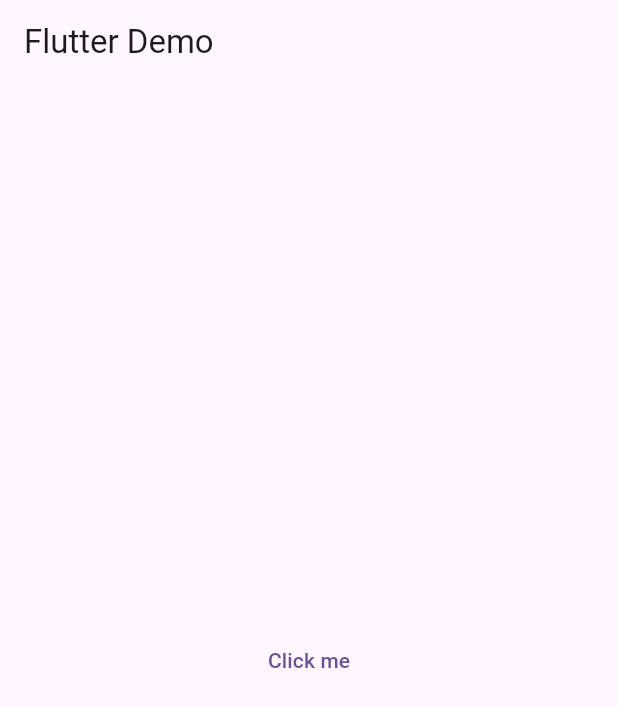
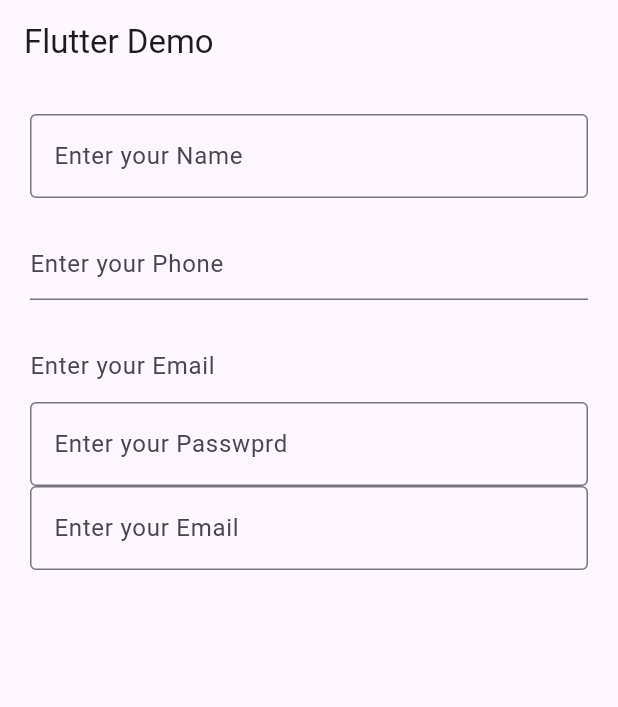
Before and after one commit to alamin0x1/Alert-Dialog-in-Flutter, a Flutter app: the screen it shows after launch, on a phone screen of 412 x 824 dp. Shown: the top 707 px of the screen. Run offline on Flutter 3.47's test engine with Material 2 defaults, Android fonts, the phone set to English and light mode, and no system bars.

Commit message:
TextField

```diff
--- a/lib/main.dart
+++ b/lib/main.dart
@@ -12,11 +12,8 @@ class MyApp extends StatelessWidget {
   Widget build(BuildContext context) {
     return MaterialApp(
       debugShowCheckedModeBanner: false,
-      title: 'Flutter Demo',
-      theme: ThemeData(
-        primarySwatch: Colors.blue,
-        useMaterial3: true
-      ),
+      title: 'InputText',
+      theme: ThemeData(primarySwatch: Colors.blue, useMaterial3: true),
       home: const MyHomePage(title: 'Flutter Demo'),
     );
   }
@@ -38,27 +35,69 @@ class _MyHomePageState extends State<MyHomePage> {
       appBar: AppBar(
         title: Text(widget.title),
       ),
-      body: Center(
-          child: TextButton(
-        child: Text("Click me"),
-        onPressed: () => showDialog(
-            context: context,
-            builder: (BuildContext context) => AlertDialog(
-                  title: const Text("Subscipt Channel"),
-                  content: const Text("Are you wnat to subscipt this channel"),
-                  actions: [
-                    TextButton(
-                        onPressed: () => Navigator.pop(context, "Cancle"),
-                        child:const Text("Cancel")),
+      body: Container(
+        padding: EdgeInsets.all(20.0),
+        child: Column(
+          children: [
+            TextField(
+              decoration: InputDecoration(
+                  border: OutlineInputBorder(), hintText: "Enter your Name"),
+              keyboardType: TextInputType.name,
+            ),
+            SizedBox(
+              height: 20,
+            ),
+            TextFormField(
+              decoration: InputDecoration(
+                  border: UnderlineInputBorder(), hintText: "Enter your Phone"),
+              keyboardType: TextInputType.number,
+            ),
+            SizedBox(
+              height: 20,
+            ),
+            TextFormField(
+              decoration: InputDecoration(
+                  border: InputBorder.none, hintText: "Enter your Email"),
+              keyboardType: TextInputType.emailAddress,
+            ),
+            TextField(
+              decoration: InputDecoration(
+                  border: OutlineInputBorder(),
+                  hintText: "Enter your Passwprd"),
+              keyboardType: TextInputType.text,
+            ),
+            TextField(
+              decoration: InputDecoration(
+                  border: OutlineInputBorder(), hintText: "Enter your Email"),
+              keyboardType: TextInputType.emailAddress,
+            ),
+          ],
+        ),
+      ),
+    );
+  }
+}
 
-                    TextButton(
-                        onPressed: () => Navigator.pop(context, "Ok"),
-                        child: const Text("Ok")),
-                  ],
-              backgroundColor: Colors.yellow,
-                )),
-      )),
-    );
+//     child: TextButton(
+//   child: Text("Click me"),
+//   onPressed: () => showDialog(
+//       context: context,
+//       builder: (BuildContext context) => AlertDialog(
+//             title: const Text("Subscipt Channel"),
+//             content: const Text("Are you wnat to subscipt this channel"),
+//             actions: [
+//               TextButton(
+//                   onPressed: () => Navigator.pop(context, "Cancle"),
+//                   child:const Text("Cancel")),
+//
+//               TextButton(
+//                   onPressed: () => Navigator.pop(context, "Ok"),
+//                   child: const Text("Ok")),
+//             ],
+//         backgroundColor: Colors.yellow,
+//           )),
+// )),
+// );
 // body: Container(
 //     child: Column(
 //       mainAxisAlignment: MainAxisAlignment.spaceAround,
@@ -81,5 +120,5 @@ class _MyHomePageState extends State<MyHomePage> {
 //     ),
 //   ],
 // )));
-  }
-}
+//   }
+// }
```
Lines whose indentation alone changed are shown as unchanged.
